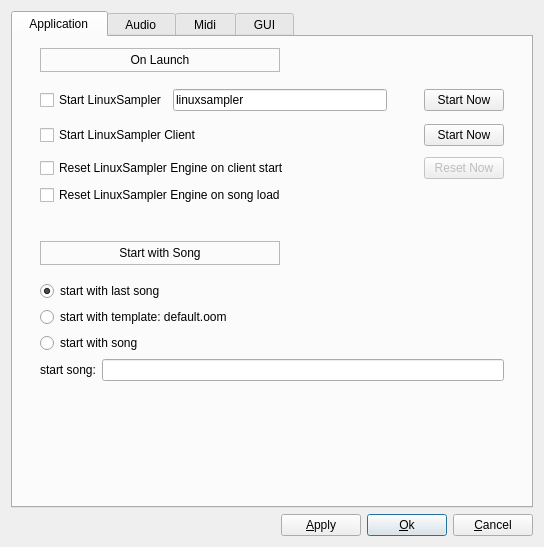
Before: the Qt Designer form oom/widgets/gensetbase.ui in ccherrett/oom, drawn with Qt 5.
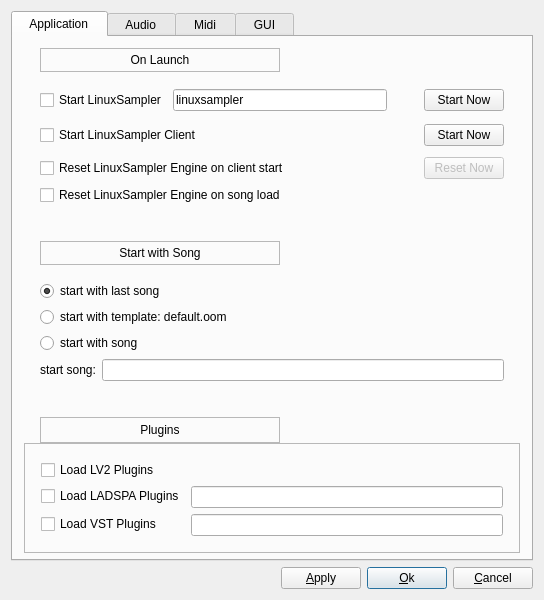
After: the same form once the commit is applied.

Commit message: Closed issue #94 by adding fields to edit the current default plugin paths and also to enable/disable loading of plugins by type

```diff
--- a/oom/widgets/gensetbase.ui
+++ b/oom/widgets/gensetbase.ui
@@ -33,6 +33,9 @@
        <property name="spacing">
         <number>0</number>
        </property>
+       <property name="bottomMargin">
+        <number>6</number>
+       </property>
        <item>
         <layout class="QHBoxLayout" name="horizontalLayout_3">
          <property name="spacing">
@@ -445,14 +448,149 @@
          <property name="orientation">
           <enum>Qt::Vertical</enum>
          </property>
+         <property name="sizeType">
+          <enum>QSizePolicy::Fixed</enum>
+         </property>
          <property name="sizeHint" stdset="0">
           <size>
            <width>20</width>
-           <height>40</height>
+           <height>20</height>
           </size>
          </property>
         </spacer>
        </item>
+       <item>
+        <layout class="QHBoxLayout" name="horizontalLayout_14">
+         <property name="spacing">
+          <number>0</number>
+         </property>
+         <property name="topMargin">
+          <number>0</number>
+         </property>
+         <item>
+          <spacer name="horizontalSpacer_20">
+           <property name="orientation">
+            <enum>Qt::Horizontal</enum>
+           </property>
+           <property name="sizeType">
+            <enum>QSizePolicy::Fixed</enum>
+           </property>
+           <property name="sizeHint" stdset="0">
+            <size>
+             <width>16</width>
+             <height>20</height>
+            </size>
+           </property>
+          </spacer>
+         </item>
+         <item>
+          <widget class="QFrame" name="pluginLabelFrame">
+           <property name="sizePolicy">
+            <sizepolicy hsizetype="Expanding" vsizetype="Preferred">
+             <horstretch>0</horstretch>
+             <verstretch>0</verstretch>
+            </sizepolicy>
+           </property>
+           <property name="frameShape">
+            <enum>QFrame::StyledPanel</enum>
+           </property>
+           <property name="frameShadow">
+            <enum>QFrame::Raised</enum>
+           </property>
+           <layout class="QVBoxLayout" name="verticalLayout_16">
+            <property name="leftMargin">
+             <number>20</number>
+            </property>
+            <property name="topMargin">
+             <number>4</number>
+            </property>
+            <property name="rightMargin">
+             <number>20</number>
+            </property>
+            <property name="bottomMargin">
+             <number>4</number>
+            </property>
+            <item>
+             <widget class="QLabel" name="pluginLabel">
+              <property name="text">
+               <string>Plugins</string>
+              </property>
+              <property name="alignment">
+               <set>Qt::AlignCenter</set>
+              </property>
+             </widget>
+            </item>
+           </layout>
+          </widget>
+         </item>
+         <item>
+          <spacer name="horizontalSpacer_19">
+           <property name="orientation">
+            <enum>Qt::Horizontal</enum>
+           </property>
+           <property name="sizeHint" stdset="0">
+            <size>
+             <width>40</width>
+             <height>20</height>
+            </size>
+           </property>
+          </spacer>
+         </item>
+        </layout>
+       </item>
+       <item>
+        <widget class="QFrame" name="pluginFrame">
+         <property name="frameShape">
+          <enum>QFrame::StyledPanel</enum>
+         </property>
+         <property name="frameShadow">
+          <enum>QFrame::Raised</enum>
+         </property>
+         <layout class="QFormLayout" name="formLayout">
+          <property name="labelAlignment">
+           <set>Qt::AlignLeading|Qt::AlignLeft|Qt::AlignVCenter</set>
+          </property>
+          <property name="margin">
+           <number>16</number>
+          </property>
+          <item row="0" column="0">
+           <widget class="QCheckBox" name="chkLoadLV2">
+            <property name="text">
+             <string>Load LV2 Plugins</string>
+            </property>
+           </widget>
+          </item>
+          <item row="1" column="0">
+           <widget class="QCheckBox" name="chkLoadLADSPA">
+            <property name="text">
+             <string>Load LADSPA Plugins</string>
+            </property>
+           </widget>
+          </item>
+          <item row="2" column="0">
+           <widget class="QCheckBox" name="chkLoadVST">
+            <property name="text">
+             <string>Load VST Plugins</string>
+            </property>
+           </widget>
+          </item>
+          <item row="1" column="1">
+           <widget class="QLineEdit" name="txtLADSPAPaths">
+            <property name="toolTip">
+             <string>Colon separated list of paths to search for LADSPA plugins</string>
+            </property>
+           </widget>
+          </item>
+          <item row="2" column="1">
+           <widget class="QLineEdit" name="txtVSTPaths">
+            <property name="toolTip">
+             <string>Colon separated list of paths to search for VST plugins</string>
+            </property>
+           </widget>
+          </item>
+         </layout>
+        </widget>
+       </item>
       </layout>
      </widget>
      <widget class="QWidget" name="tab">
```
Left out of the diff: 4 changed lines with no effect on the pictures. The commit also changes 7 other files.
